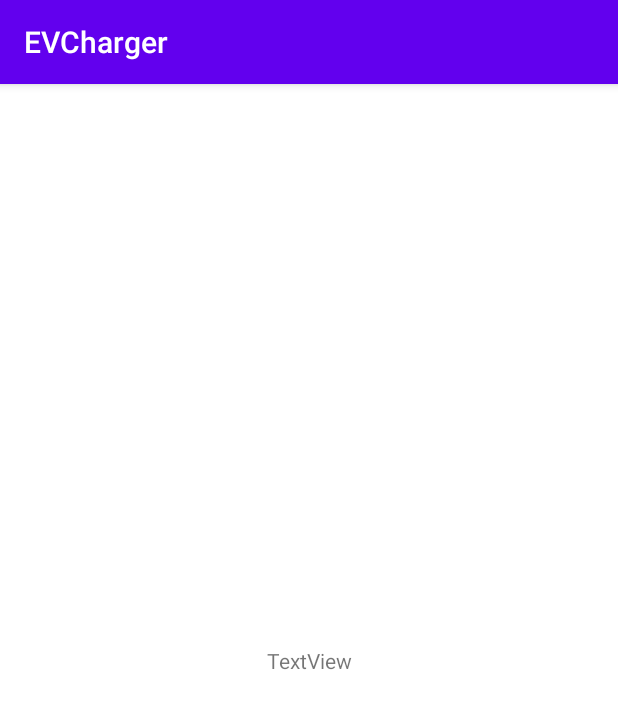
After one commit to szyzstop3/EVCharger, an Android app: the BlankFragment_test screen opened through its navigation route, on a phone screen of 412 x 824 dp. The commit adds this screen. Shown: the top 709 px of the screen. Run offline under Robolectric (Android 15) with nearby library versions, the phone set to English and light mode, and no system bars; libraries missing offline, so code that uses them is left out: com.huawei.hms.

```diff
--- a/app/build.gradle
+++ b/app/build.gradle
@@ -1,5 +1,6 @@
 apply plugin: 'com.android.application'
 apply plugin: 'com.huawei.agconnect'
+apply plugin: 'androidx.navigation.safeargs'
 
 android {
     compileSdkVersion 29
--- /dev/null
+++ b/app/src/main/java/com/example/evcharger/BlankFragment_test.java
@@ -0,0 +1,79 @@
+package com.example.evcharger;
+
+import android.os.Bundle;
+
+import androidx.annotation.Nullable;
+import androidx.fragment.app.Fragment;
+
+import android.view.LayoutInflater;
+import android.view.View;
+import android.view.ViewGroup;
+import android.widget.TextView;
+
+/**
+ * A simple {@link Fragment} subclass.
+ * Use the {@link BlankFragment_test#newInstance} factory method to
+ * create an instance of this fragment.
+ */
+public class BlankFragment_test extends Fragment {
+
+    // TODO: Rename parameter arguments, choose names that match
+    // the fragment initialization parameters, e.g. ARG_ITEM_NUMBER
+    private static final String ARG_PARAM1 = "param1";
+    private static final String ARG_PARAM2 = "param2";
+
+    // TODO: Rename and change types of parameters
+    private String mParam1;
+    private String mParam2;
+
+    public BlankFragment_test() {
+        // Required empty public constructor
+    }
+
+    /**
+     * Use this factory method to create a new instance of
+     * this fragment using the provided parameters.
+     *
+     * @param param1 Parameter 1.
+     * @param param2 Parameter 2.
+     * @return A new instance of fragment BlankFragment_test.
+     */
+    // TODO: Rename and change types and number of parameters
+    public static BlankFragment_test newInstance(String param1, String param2) {
+        BlankFragment_test fragment = new BlankFragment_test();
+        Bundle args = new Bundle();
+        args.putString(ARG_PARAM1, param1);
+        args.putString(ARG_PARAM2, param2);
+        fragment.setArguments(args);
+        return fragment;
+    }
+
+    @Override
+    public void onCreate(Bundle savedInstanceState) {
+        super.onCreate(savedInstanceState);
+        if (getArguments() != null) {
+            mParam1 = getArguments().getString(ARG_PARAM1);
+            mParam2 = getArguments().getString(ARG_PARAM2);
+        }
+    }
+
+    @Override
+    public void onActivityCreated(@Nullable Bundle savedInstanceState) {
+        super.onActivityCreated(savedInstanceState);
+        Bundle bundle = getArguments();
+        if(bundle != null)
+        {
+            String testvalue = bundle.getString("testvalue");
+
+            TextView tvSub = getView().findViewById(R.id.textView10);
+            tvSub.setText(testvalue);
+        }
+    }
+
+    @Override
+    public View onCreateView(LayoutInflater inflater, ViewGroup container,
+                             Bundle savedInstanceState) {
+        // Inflate the layout for this fragment
+        return inflater.inflate(R.layout.fragment_blank_test, container, false);
+    }
+}
--- /dev/null
+++ b/app/src/main/java/com/example/evcharger/DAO/impl/Toolimpl.java
@@ -0,0 +1,4 @@
+package com.example.evcharger.DAO.impl;
+
+public class Toolimpl {
+}
--- a/app/src/main/java/com/example/evcharger/main_page.java
+++ b/app/src/main/java/com/example/evcharger/main_page.java
@@ -78,7 +78,6 @@
 
 
         getView().findViewById(R.id.floatingActionButton).setOnClickListener(Navigation.createNavigateOnClickListener(R.id.setFragment));
-
         getView().findViewById(R.id.scan).setOnClickListener(new View.OnClickListener() {
             //“QRCODE_SCAN_TYPE”和“DATAMATRIX_SCAN_TYPE”表示只扫描QR和Data Matrix的码
             //HmsScanAnalyzerOptions options = new HmsScanAnalyzerOptions.Creator().setHmsScanTypes(HmsScan.QRCODE_SCAN_TYPE , HmsScan.DATAMATRIX_SCAN_TYPE).create();
@@ -104,6 +103,7 @@
             viewById.setText("3调用接口成功");
             //调用扫码接口，构建扫码能力，需您实现
             ScanUtil.startScan(this.getActivity(), REQUEST_CODE_SCAN_ONE, null);
+            //viewById.setText("houmian");
         }
     }
 
--- /dev/null
+++ b/app/src/main/res/layout/fragment_blank_test.xml
@@ -0,0 +1,19 @@
+<?xml version="1.0" encoding="utf-8"?>
+<androidx.constraintlayout.widget.ConstraintLayout xmlns:android="http://schemas.android.com/apk/res/android"
+    xmlns:app="http://schemas.android.com/apk/res-auto"
+    xmlns:tools="http://schemas.android.com/tools"
+    android:layout_width="match_parent"
+    android:layout_height="match_parent"
+    android:background="#FFFFFF"
+    tools:context=".BlankFragment_test" >
+
+    <TextView
+        android:id="@+id/textView10"
+        android:layout_width="wrap_content"
+        android:layout_height="wrap_content"
+        android:text="TextView"
+        app:layout_constraintBottom_toBottomOf="parent"
+        app:layout_constraintEnd_toEndOf="parent"
+        app:layout_constraintStart_toStartOf="parent"
+        app:layout_constraintTop_toTopOf="parent" />
+</androidx.constraintlayout.widget.ConstraintLayout>
--- a/app/src/main/res/navigation/my_nav.xml
+++ b/app/src/main/res/navigation/my_nav.xml
@@ -63,6 +63,14 @@
         <action
             android:id="@+id/action_main_page_to_setFragment"
             app:destination="@id/setFragment" />
+        <action
+            android:id="@+id/action_main_page_to_blankFragment_test"
+            app:destination="@id/blankFragment_test" />
     </fragment>
+    <fragment
+        android:id="@+id/blankFragment_test"
+        android:name="com.example.evcharger.BlankFragment_test"
+        android:label="fragment_blank_test"
+        tools:layout="@layout/fragment_blank_test" />
 
 </navigation>
--- a/build.gradle
+++ b/build.gradle
@@ -12,6 +12,8 @@
 
     }
     dependencies {
+        classpath "android.arch.navigation:navigation-safe-args-gradle-plugin:1.0.0"
+
         classpath 'com.android.tools.build:gradle:4.1.1'
         classpath 'com.huawei.agconnect:agcp:1.4.2.300'
 
```
Also changed, not shown: app/src/main/java/com/example/evcharger/DAO/ToolDAO.java (added, +7 -0 lines), app/src/main/java/com/example/evcharger/MainActivity.java (+6 -1 lines), app/src/main/java/com/example/evcharger/vo/StationInfo.java (added, +7 -0 lines), app/src/main/res/layout/fragment_main_page.xml (+4 -3 lines), app/src/main/res/layout/fragment_scan_card.xml (+4 -4 lines), app/src/main/res/layout/fragment_user_card.xml (+4 -3 lines).
